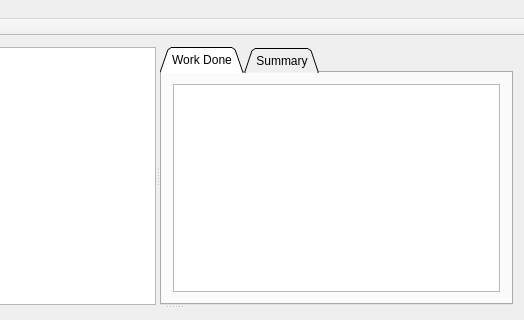
Above: mainwindow.ui from jgaa/whid before the change; both pictures show x 176 to 700 and y 0 to 320 of the 700 by 501 pixel window. Below: the same form after it.
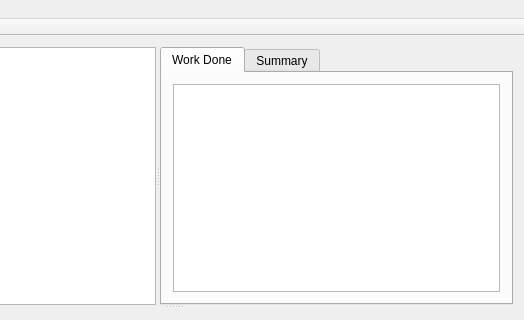
That is the form after the change. Icons and pictures are not drawn.

What changed in the file:
```diff
--- a/mainwindow.ui
+++ b/mainwindow.ui
@@ -46,7 +46,7 @@
        </widget>
        <widget class="QTabWidget" name="tabWidget">
         <property name="tabShape">
-         <enum>QTabWidget::Triangular</enum>
+         <enum>QTabWidget::Rounded</enum>
         </property>
         <property name="currentIndex">
          <number>0</number>
```
